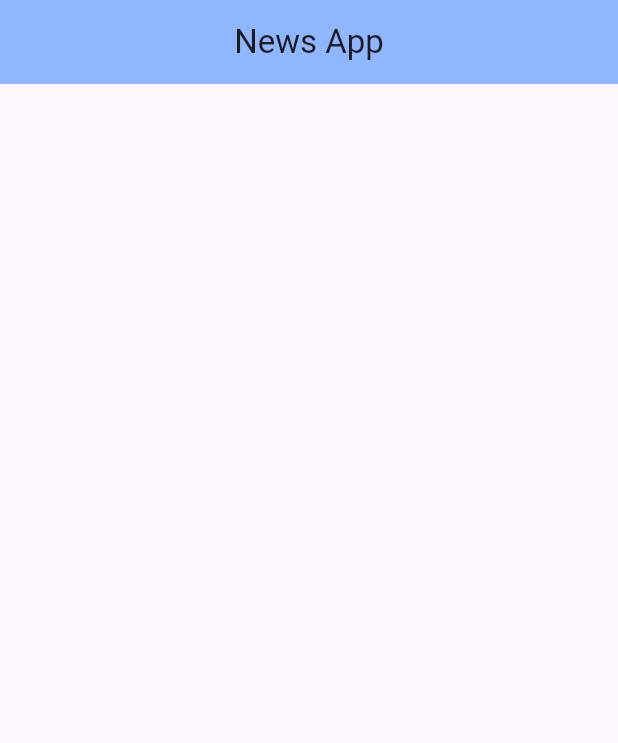
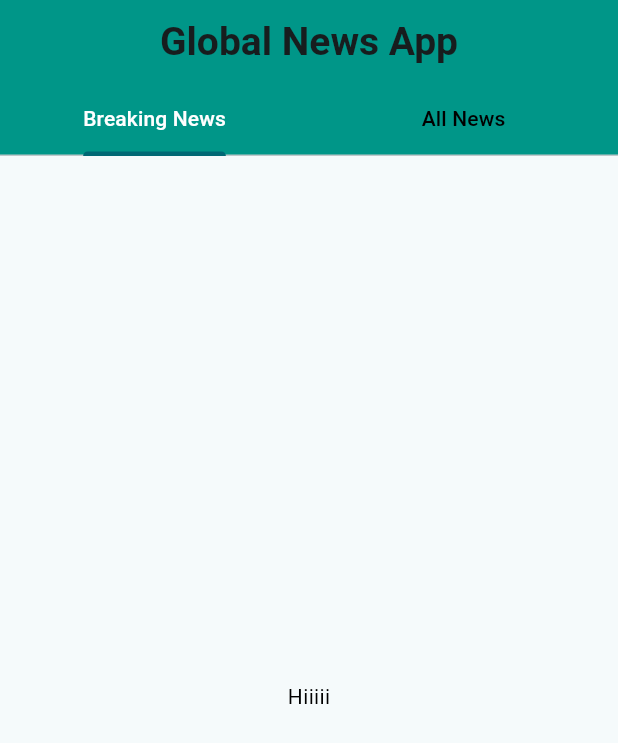
Before and after one commit to mahdi-islam-pranto/News-App, a Flutter app: the screen it shows after launch, on a phone screen of 412 x 824 dp. Shown: the top 743 px of the screen. Run offline on Flutter 3.47's test engine with Material 2 defaults, Android fonts, the phone set to English and light mode, and no system bars; Roboto replaces fonts that are missing (Hind).

```diff
--- a/lib/main.dart
+++ b/lib/main.dart
@@ -29,7 +29,16 @@ class MyApp extends StatelessWidget {
         //
         // This works for code too, not just values: Most code changes can be
         // tested with just a hot reload.
-        colorScheme: ColorScheme.fromSeed(seedColor: Colors.deepPurple),
+        textTheme: const TextTheme(
+          displayLarge: TextStyle(fontSize: 72, fontWeight: FontWeight.bold),
+          titleLarge: TextStyle(
+              fontSize: 26,
+              fontStyle: FontStyle.normal,
+              fontWeight: FontWeight.bold),
+          bodyMedium:
+              TextStyle(fontSize: 14, fontFamily: 'Hind', color: Colors.black),
+        ),
+        colorScheme: ColorScheme.fromSeed(seedColor: Colors.white),
         useMaterial3: true,
       ),
       home: const HomePage(title: 'News App'),
--- /dev/null
+++ b/lib/pages/breaking_news.dart
@@ -0,0 +1,12 @@
+import 'package:flutter/material.dart';
+
+class BreakingNews extends StatelessWidget {
+  const BreakingNews({super.key});
+
+  @override
+  Widget build(BuildContext context) {
+    return Center(
+      child: Text("Hiiiii"),
+    );
+  }
+}
--- a/lib/pages/homepage.dart
+++ b/lib/pages/homepage.dart
@@ -1,15 +1,32 @@
 import 'package:flutter/material.dart';
+
+import 'all_news.dart';
+import 'breaking_news.dart';
 
 class HomePage extends StatelessWidget {
   const HomePage({super.key, required String title});
 
   @override
   Widget build(BuildContext context) {
-    return Scaffold(
-      appBar: AppBar(
-        title: Center(child: Text("News App")),
-        backgroundColor: Color.fromARGB(255, 142, 183, 255),
-      ),
-    );
+    return DefaultTabController(
+        length: 2,
+        child: Scaffold(
+          appBar: AppBar(
+              title: Center(child: const Text("Global News App")),
+              backgroundColor: Colors.teal,
+              bottom: const TabBar(
+                automaticIndicatorColorAdjustment: true,
+                labelColor: Colors.white,
+                unselectedLabelColor: Colors.black,
+                tabs: [
+                  Tab(text: "Breaking News"),
+                  Tab(text: "All News"),
+                ],
+              )),
+          body: const TabBarView(children: [
+            BreakingNews(),
+            AllNews(),
+          ]),
+        ));
   }
 }
--- a/pubspec.yaml
+++ b/pubspec.yaml
@@ -35,6 +35,7 @@ dependencies:
   # The following adds the Cupertino Icons font to your application.
   # Use with the CupertinoIcons class for iOS style icons.
   cupertino_icons: ^1.0.2
+  http: ^1.1.0
 
 dev_dependencies:
   flutter_test:
```
Also changed, not shown: lib/pages/all_news.dart (added, +12 -0 lines), lib/pages/api_services.dart (deleted, +0 -15 lines), lib/services/api_services.dart (added, +55 -0 lines), pubspec.lock.
